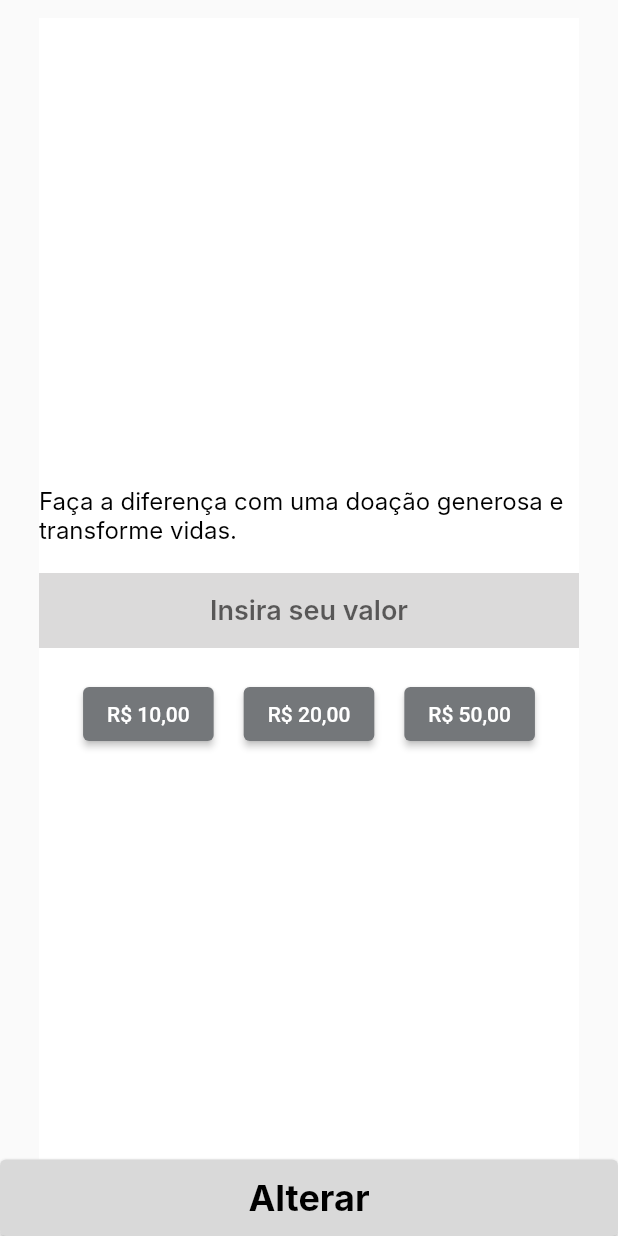
After one commit to diaszin/fineout-app, a Flutter app: the Doacao screen opened directly, on a phone screen of 412 x 824 dp. The commit adds this screen. Run offline on Flutter 3.47's test engine with Material 2 defaults, Android fonts, the phone set to English and light mode, and no system bars; Roboto replaces fonts that are missing (Inter).

Commit message:
Add files via upload

```diff
--- /dev/null
+++ b/lib/view/doacaoPage.dart
@@ -0,0 +1,94 @@
+import 'package:flutter/material.dart';
+import 'package:fineout_app/components/bottom_button.dart';
+
+class Doacao extends StatelessWidget {
+  final TextEditingController _valorController = TextEditingController();
+
+  @override
+  Widget build(BuildContext context) {
+    return Scaffold(
+      body: Center(
+        child: Container(
+          width: 360,
+          height: 800,
+          decoration: BoxDecoration(color: Colors.white),
+          child: Stack(
+            children: [
+              Column(
+                mainAxisAlignment: MainAxisAlignment.center,
+                children: [
+                  Text(
+                    'Faça a diferença com uma doação generosa e transforme vidas.',
+                    style: TextStyle(
+                      color: Colors.black,
+                      fontSize: 16,
+                      fontFamily: 'Inter',
+                      fontWeight: FontWeight.w400,
+                    ),
+                  ),
+                  SizedBox(height: 20),
+                  Container(
+                    width: 400,
+                    height: 50,
+                    decoration: BoxDecoration(color: Color.fromARGB(255, 219, 218, 218)),
+                    child: Center(
+                      child: TextField(
+                        controller: _valorController,
+                        textAlign: TextAlign.center,
+                        style: TextStyle(
+                          fontSize: 18,
+                          fontFamily: 'Inter',
+                          fontWeight: FontWeight.w600,
+                        ),
+                        decoration: InputDecoration(
+                          hintText: 'Insira seu valor',
+                          border: InputBorder.none,
+                        ),
+                      ),
+                    ),
+                  ),
+                  SizedBox(height: 20),
+                  Row(
+                    mainAxisAlignment: MainAxisAlignment.center,
+                    children: [
+                      ElevatedButton(
+                        onPressed: () {
+                          _valorController.text = '10,00';
+                        },
+                        style: ButtonStyle(
+                          backgroundColor: MaterialStateProperty.all<Color>(Color.fromARGB(255, 116, 119, 122)),
+                        ),
+                        child: Text('R\$ 10,00'),
+                      ),
+                      SizedBox(width: 20),
+                      ElevatedButton(
+                        onPressed: () {
+                          _valorController.text = '20,00';
+                        },
+                        style: ButtonStyle(
+                          backgroundColor: MaterialStateProperty.all<Color>(Color.fromARGB(255, 116, 119, 122)),
+                        ),
+                        child: Text('R\$ 20,00'),
+                      ),
+                      SizedBox(width: 20),
+                      ElevatedButton(
+                        onPressed: () {
+                          _valorController.text = '50,00';
+                        },
+                        style: ButtonStyle(
+                          backgroundColor: MaterialStateProperty.all<Color>(Color.fromARGB(255, 116, 119, 122)),
+                        ),
+                        child: Text('R\$ 50,00'),
+                      ),
+                    ],
+                  ),
+                ],
+              ),
+            ],
+          ),
+        ),
+      ),
+      bottomSheet: BottomButton(texto: "Alterar", onPressed: () {}),
+    );
+  }
+}
```
Also changed, not shown: lib/view/altEmail.dart (added, +60 -0 lines), lib/view/altNome.dart (added, +60 -0 lines), lib/view/organizacoes_favoritadas.dart (added, +78 -0 lines), lib/components/bottom_button.dart (line endings or trailing spaces), lib/main.dart (line endings or trailing spaces).
